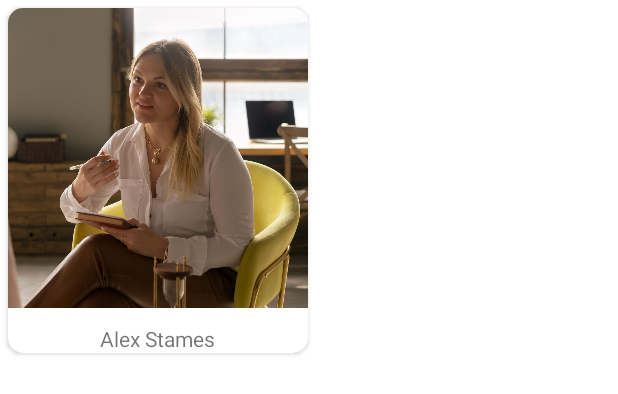
After one commit to krrish9958/Mind-Mate, an Android app: the layout suggested_doc_home.xml on its own in the app's theme, with its tools: preview values and no code run, on a phone screen of 412 x 824 dp. The commit adds this screen. Shown: the top 394 px of the screen. Run offline under Robolectric (Android 15) with nearby library versions, the phone set to English and light mode, and no system bars; Roboto replaces fonts that are not available here.

Commit message:
suggested docs recycler view

```diff
--- a/app/src/main/AndroidManifest.xml
+++ b/app/src/main/AndroidManifest.xml
@@ -12,7 +12,7 @@
         android:theme="@style/Theme.MindMate"
         tools:targetApi="31">
         <activity
-            android:name=".HomeActivity"
+            android:name="com.example.mindmate.HomeActivity"
             android:exported="false" />
         <activity
             android:name=".SignUpActivity"
--- /dev/null
+++ b/app/src/main/java/com/example/mindmate/adapter/DocsData.kt
@@ -0,0 +1,3 @@
+package com.example.mindmate.adapter
+
+data class DocsData(var image : Int, var name : String)
--- a/app/src/main/java/com/example/mindmate/adapter/Musicdata.kt
+++ /dev/null
@@ -1,5 +0,0 @@
-package com.example.mindmate.adapter
-
-data class Musicdata (var videoId : String){
-
-}
--- /dev/null
+++ b/app/src/main/res/layout/suggested_doc_home.xml
@@ -0,0 +1,23 @@
+<?xml version="1.0" encoding="utf-8"?>
+<androidx.cardview.widget.CardView xmlns:android="http://schemas.android.com/apk/res/android"
+    xmlns:app="http://schemas.android.com/apk/res-auto"
+    xmlns:tools="http://schemas.android.com/tools"
+    android:layout_width="wrap_content"
+    android:layout_height="230dp"
+    android:layout_margin="5dp"
+    app:cardCornerRadius="10dp">
+
+
+    <ImageView
+        android:id="@+id/doc_image"
+        android:layout_width="200dp"
+        android:layout_height="200dp"
+        tools:srcCompat="@drawable/therapist_4" />
+
+    <TextView
+        android:id="@+id/doc_name"
+        android:layout_width="wrap_content"
+        android:layout_height="wrap_content"
+        android:layout_gravity="bottom|center"
+        android:text="Alex Stames" />
+</androidx.cardview.widget.CardView>
--- a/app/src/main/res/layout/suggested_music_home.xml
+++ b/app/src/main/res/layout/suggested_music_home.xml
@@ -10,6 +10,7 @@
         android:id="@+id/youtube_player_view"
         android:layout_width="match_parent"
         android:layout_height="match_parent"
+        app:videoId="@string/music_3"
         app:autoPlay="false" />
 
 
```
Also changed, not shown: app/src/main/java/com/example/mindmate/HomeFragment.kt (+20 -32 lines), app/src/main/java/com/example/mindmate/adapter/HomeDocs.kt (added, +33 -0 lines), app/src/main/java/com/example/mindmate/adapter/HomeSuggestedMusic.kt (+3 -5 lines), app/src/main/res/layout/fragment_home.xml (+25 -0 lines), app/src/main/res/drawable/therapist_1.jpg (added), app/src/main/res/drawable/therapist_2.jpg (added), app/src/main/res/drawable/therapist_4.jpg (added), 2 other files.
